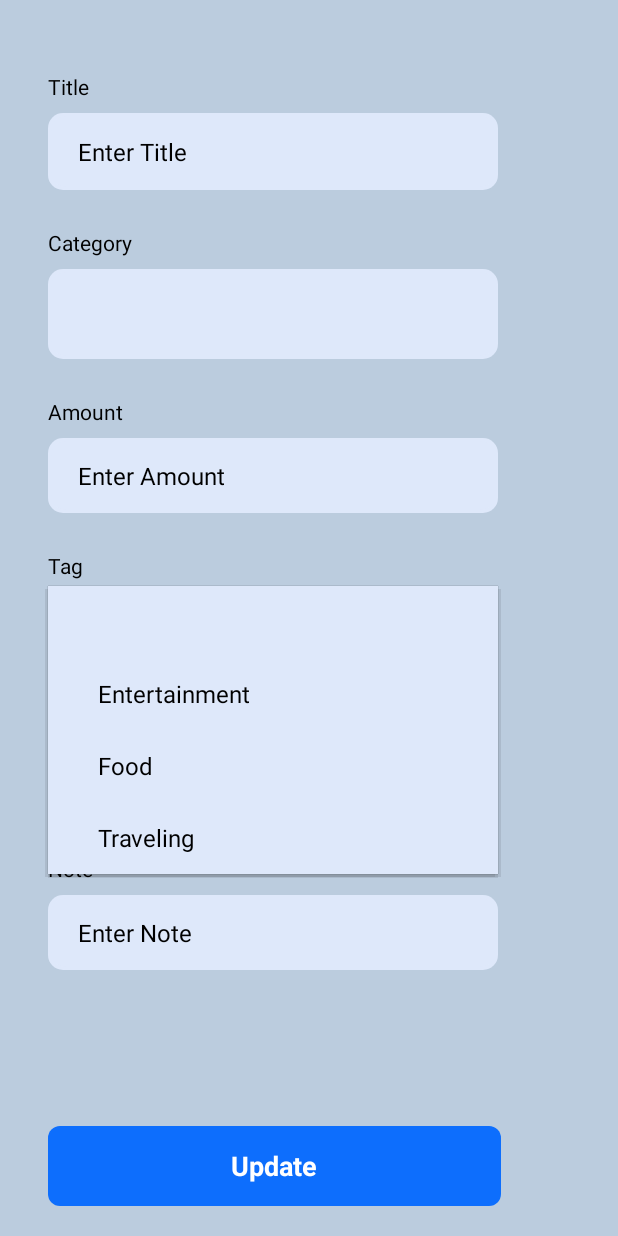
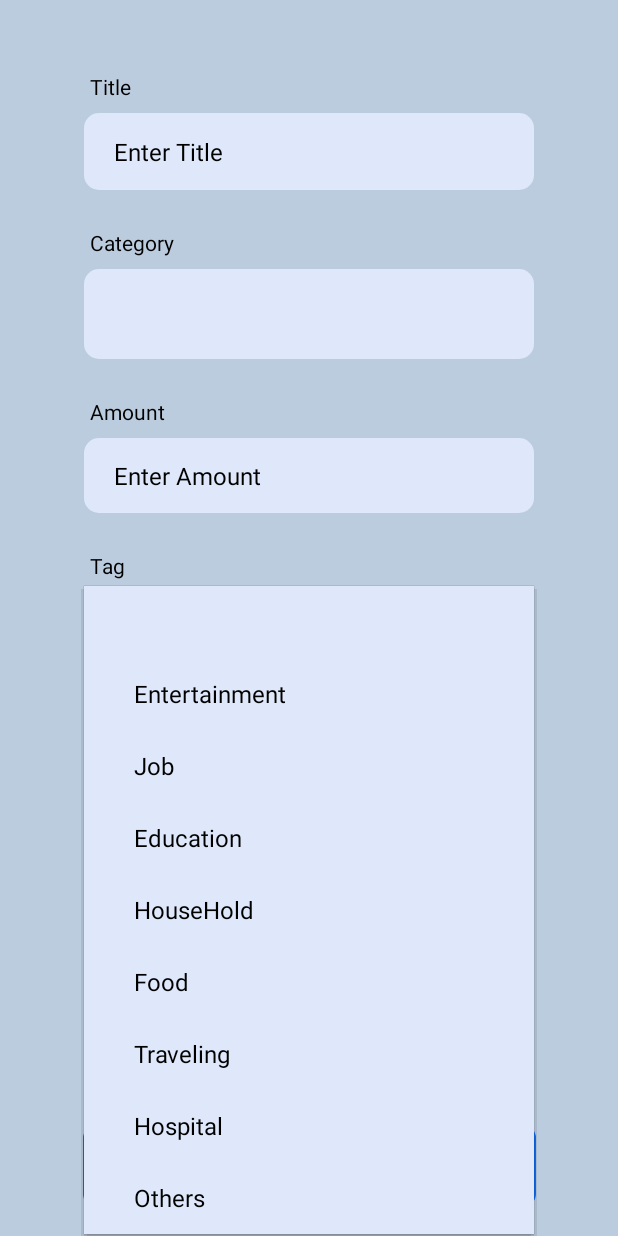
Before and after one commit to Bharath-1410/ExpenesesTrackerApp, an Android app: the ExpensesDetails screen opened directly, with no data from a screen before it, after a tap on an icon or button, on a phone screen of 412 x 824 dp. Run offline under Robolectric (Android 15) with nearby library versions, the light colour scheme and no system bars.

Commit message:
Fixed UI of Details Layout

```diff
--- a/app/src/main/java/com/example/expensetracker/AddCustomExpenses.java
+++ b/app/src/main/java/com/example/expensetracker/AddCustomExpenses.java
@@ -65,8 +65,13 @@ public class AddCustomExpenses extends Activity {
         // Dynamically + Statically Creating And Creating the Tags
         ArrayList<String> defaultTags = new ArrayList<>();
         defaultTags.add("Entertainment");
+        defaultTags.add("Job");
+        defaultTags.add("Education");
+        defaultTags.add("Education");
         defaultTags.add("Food");
         defaultTags.add("Traveling");
+        defaultTags.add("Hospital");
+        defaultTags.add("Others");
 
         Spinner transactionType = findViewById(R.id.transactionType);
         CustomDropDown type = new CustomDropDown(this, defaultTypes);
--- a/app/src/main/java/com/example/expensetracker/ExpensesDetails.java
+++ b/app/src/main/java/com/example/expensetracker/ExpensesDetails.java
@@ -60,8 +60,13 @@ public class ExpensesDetails extends AppCompatActivity {
         // Dynamically + Statically Creating And Creating the Tags
         ArrayList<String> defaultTags = new ArrayList<>();
         defaultTags.add("Entertainment");
+        defaultTags.add("Job");
+        defaultTags.add("Education");
+        defaultTags.add("HouseHold");
         defaultTags.add("Food");
         defaultTags.add("Traveling");
+        defaultTags.add("Hospital");
+        defaultTags.add("Others");
 
         CustomDropDown Type = new CustomDropDown(this, defaultTypes);
         Type.setDropDownViewResource(android.R.layout.simple_spinner_dropdown_item);
--- /dev/null
+++ b/app/src/main/res/drawable/down_arrow_black.xml
@@ -0,0 +1,5 @@
+<vector android:height="24dp" android:tint="#000000"
+    android:viewportHeight="24" android:viewportWidth="24"
+    android:width="24dp" xmlns:android="http://schemas.android.com/apk/res/android">
+    <path android:fillColor="@android:color/white" android:pathData="M7.41,8.59L12,13.17l4.59,-4.58L18,10l-6,6 -6,-6 1.41,-1.41z"/>
+</vector>
--- a/app/src/main/res/layout/expenses_detail_layout.xml
+++ b/app/src/main/res/layout/expenses_detail_layout.xml
@@ -11,7 +11,7 @@
         android:id="@+id/expensesTitle"
         android:layout_width="wrap_content"
         android:layout_height="wrap_content"
-        android:layout_marginStart="32dp"
+        android:layout_marginStart="60dp"
         android:layout_marginTop="48dp"
         android:text="Title"
         android:textColor="@color/textColor"
@@ -22,7 +22,7 @@
         android:id="@+id/textView2"
         android:layout_width="wrap_content"
         android:layout_height="wrap_content"
-        android:layout_marginStart="32dp"
+        android:layout_marginStart="60dp"
         android:layout_marginTop="25dp"
         android:text="Amount"
         android:textColor="@color/textColor"
@@ -33,7 +33,7 @@
         android:id="@+id/textView3"
         android:layout_width="wrap_content"
         android:layout_height="wrap_content"
-        android:layout_marginStart="32dp"
+        android:layout_marginStart="60dp"
         android:layout_marginTop="25dp"
         android:text="Tag"
         android:textColor="@color/textColor"
@@ -44,7 +44,7 @@
         android:id="@+id/textView11"
         android:layout_width="wrap_content"
         android:layout_height="wrap_content"
-        android:layout_marginStart="32dp"
+        android:layout_marginStart="60dp"
         android:layout_marginTop="25dp"
         android:text="Date"
         android:textColor="@color/textColor"
@@ -55,7 +55,7 @@
         android:id="@+id/textView10"
         android:layout_width="wrap_content"
         android:layout_height="wrap_content"
-        android:layout_marginStart="32dp"
+        android:layout_marginStart="60dp"
         android:layout_marginTop="25dp"
         android:text="Category"
         android:textColor="@color/textColor"
@@ -67,7 +67,6 @@
         style="normal"
         android:layout_width="300dp"
         android:layout_height="51dp"
-        android:layout_marginStart="32dp"
         android:layout_marginTop="8dp"
         android:background="@drawable/round_edges"
         android:ems="10"
@@ -82,6 +81,8 @@
         android:textColorLink="@color/textColor"
         android:textSize="16dp"
         android:textStyle="normal"
+        app:layout_constraintEnd_toEndOf="parent"
+        app:layout_constraintHorizontal_bias="0.5"
         app:layout_constraintStart_toStartOf="parent"
         app:layout_constraintTop_toBottomOf="@+id/expensesTitle" />
 
@@ -89,10 +90,11 @@
         android:id="@+id/type"
         android:layout_width="300dp"
         android:layout_height="60dp"
-        android:layout_marginStart="32dp"
         android:layout_marginTop="8dp"
         android:background="@drawable/round_edges"
         android:popupBackground="@color/smoke"
+        app:layout_constraintEnd_toEndOf="parent"
+        app:layout_constraintHorizontal_bias="0.5"
         app:layout_constraintStart_toStartOf="parent"
         app:layout_constraintTop_toBottomOf="@+id/textView10" />
 
@@ -101,10 +103,11 @@
         style="normal"
         android:layout_width="300dp"
         android:layout_height="60dp"
-        android:layout_marginStart="32dp"
         android:layout_marginTop="4dp"
         android:background="@drawable/round_edges"
         android:popupBackground="@color/smoke"
+        app:layout_constraintEnd_toEndOf="parent"
+        app:layout_constraintHorizontal_bias="0.5"
         app:layout_constraintStart_toStartOf="parent"
         app:layout_constraintTop_toBottomOf="@+id/textView3" />
 
@@ -113,7 +116,6 @@
         style="normal"
         android:layout_width="300dp"
         android:layout_height="50dp"
-        android:layout_marginStart="32dp"
         android:layout_marginTop="8dp"
         android:background="@drawable/round_edges"
         android:ems="10"
@@ -128,6 +130,8 @@
         android:textColorLink="@color/textColor"
         android:textSize="16dp"
         android:textStyle="normal"
+        app:layout_constraintEnd_toEndOf="parent"
+        app:layout_constraintHorizontal_bias="0.5"
         app:layout_constraintStart_toStartOf="parent"
         app:layout_constraintTop_toBottomOf="@+id/textView11" />
 
@@ -136,7 +140,6 @@
         style="normal"
         android:layout_width="300dp"
         android:layout_height="50dp"
-        android:layout_marginStart="32dp"
         android:layout_marginTop="8dp"
         android:background="@drawable/round_edges"
         android:ems="10"
@@ -151,6 +154,8 @@
         android:textColorLink="@color/textColor"
         android:textSize="16dp"
         android:textStyle="normal"
+        app:layout_constraintEnd_toEndOf="parent"
+        app:layout_constraintHorizontal_bias="0.5"
         app:layout_constraintStart_toStartOf="parent"
         app:layout_constraintTop_toBottomOf="@+id/textView" />
 
@@ -158,7 +163,6 @@
         android:id="@+id/amount"
         android:layout_width="300dp"
         android:layout_height="50dp"
-        android:layout_marginStart="32dp"
         android:layout_marginTop="8dp"
         android:background="@drawable/round_edges"
         android:ems="10"
@@ -173,6 +177,8 @@
         android:textColorLink="@color/textColor"
         android:textSize="16dp"
         android:textStyle="normal"
+        app:layout_constraintEnd_toEndOf="parent"
+        app:layout_constraintHorizontal_bias="0.5"
         app:layout_constraintStart_toStartOf="parent"
         app:layout_constraintTop_toBottomOf="@+id/textView2" />
 
@@ -180,7 +186,7 @@
         android:id="@+id/textView"
         android:layout_width="wrap_content"
         android:layout_height="wrap_content"
-        android:layout_marginStart="32dp"
+        android:layout_marginStart="60dp"
         android:layout_marginTop="16dp"
         android:text="Note"
         android:textColor="@color/textColor"
@@ -190,10 +196,11 @@
     <FrameLayout
         android:layout_width="302dp"
         android:layout_height="53dp"
-        android:layout_marginStart="32dp"
         android:layout_marginBottom="20dp"
         android:background="@drawable/round_borders"
         app:layout_constraintBottom_toBottomOf="parent"
+        app:layout_constraintEnd_toEndOf="parent"
+        app:layout_constraintHorizontal_bias="0.5"
         app:layout_constraintStart_toStartOf="parent">
 
         <TextView
```
Also changed, not shown: app/src/main/res/layout/activity_main.xml (+21 -2 lines).
